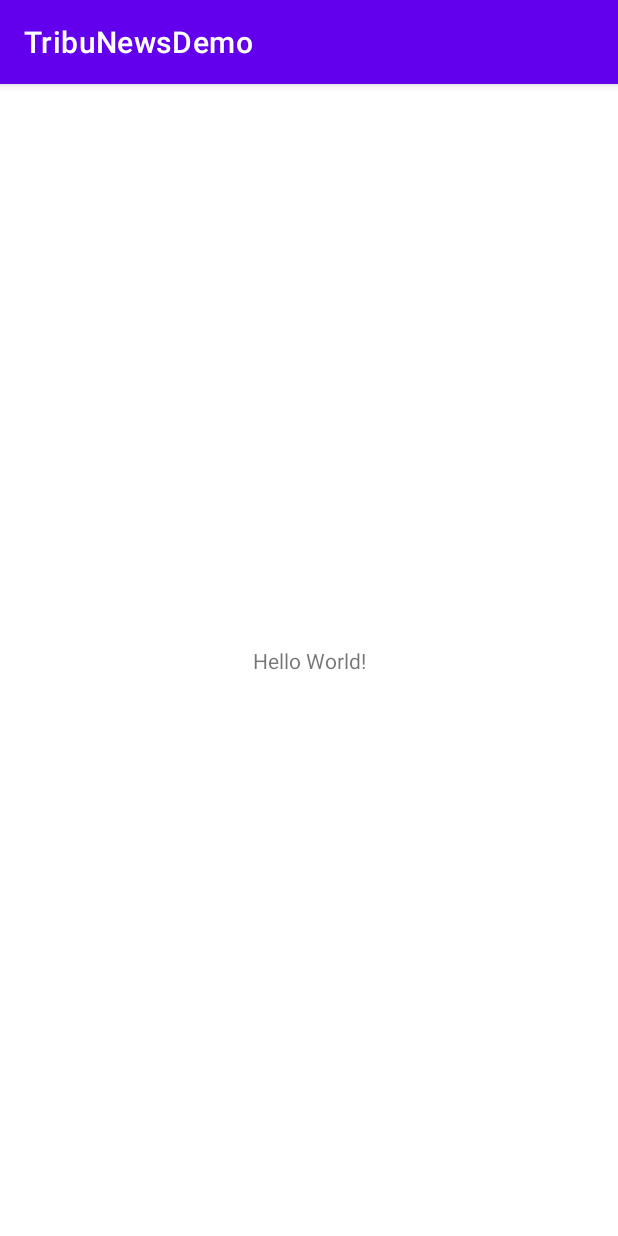
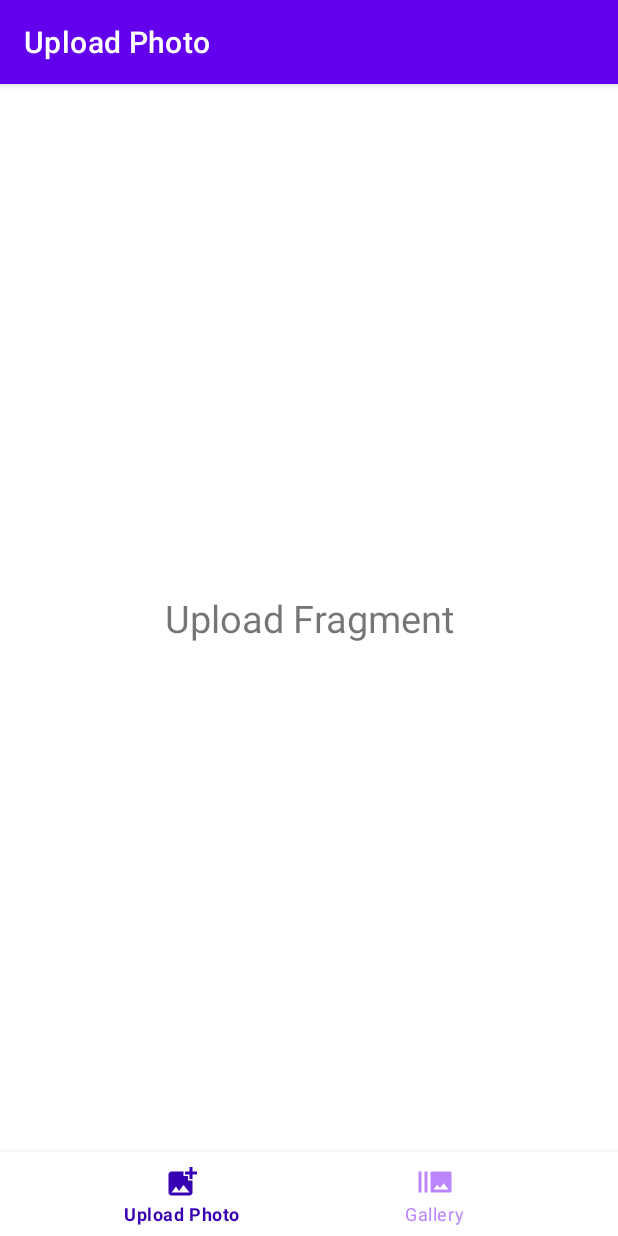
Before and after one commit to BenjaminSpoiden/TribuNewsDemo, an Android app: the screen it shows after launch (MainActivity), on a phone screen of 412 x 824 dp. Run offline under Robolectric (Android 15) with nearby library versions, the phone set to English and light mode, and no system bars; our stand-ins replace navigation-ui.

Commit message:
added nav_graph + bottom_navÃ

```diff
--- a/app/build.gradle
+++ b/app/build.gradle
@@ -39,6 +39,9 @@ dependencies {
     implementation 'androidx.appcompat:appcompat:1.2.0'
     implementation 'com.google.android.material:material:1.2.1'
     implementation 'androidx.constraintlayout:constraintlayout:2.0.2'
+    implementation 'androidx.navigation:navigation-fragment-ktx:2.2.2'
+    implementation 'androidx.navigation:navigation-ui-ktx:2.2.2'
+    implementation 'androidx.legacy:legacy-support-v4:1.0.0'
     testImplementation 'junit:junit:4.+'
     androidTestImplementation 'androidx.test.ext:junit:1.1.2'
     androidTestImplementation 'androidx.test.espresso:espresso-core:3.3.0'
--- /dev/null
+++ b/app/src/main/java/com/ben/tribunewsdemo/GalleryFragment.kt
@@ -0,0 +1,59 @@
+package com.ben.tribunewsdemo
+
+import android.os.Bundle
+import androidx.fragment.app.Fragment
+import android.view.LayoutInflater
+import android.view.View
+import android.view.ViewGroup
+
+// TODO: Rename parameter arguments, choose names that match
+// the fragment initialization parameters, e.g. ARG_ITEM_NUMBER
+private const val ARG_PARAM1 = "param1"
+private const val ARG_PARAM2 = "param2"
+
+/**
+ * A simple [Fragment] subclass.
+ * Use the [GalleryFragment.newInstance] factory method to
+ * create an instance of this fragment.
+ */
+class GalleryFragment : Fragment() {
+    // TODO: Rename and change types of parameters
+    private var param1: String? = null
+    private var param2: String? = null
+
+    override fun onCreate(savedInstanceState: Bundle?) {
+        super.onCreate(savedInstanceState)
+        arguments?.let {
+            param1 = it.getString(ARG_PARAM1)
+            param2 = it.getString(ARG_PARAM2)
+        }
+    }
+
+    override fun onCreateView(
+        inflater: LayoutInflater, container: ViewGroup?,
+        savedInstanceState: Bundle?
+    ): View? {
+        // Inflate the layout for this fragment
+        return inflater.inflate(R.layout.fragment_gallery, container, false)
+    }
+
+    companion object {
+        /**
+         * Use this factory method to create a new instance of
+         * this fragment using the provided parameters.
+         *
+         * @param param1 Parameter 1.
+         * @param param2 Parameter 2.
+         * @return A new instance of fragment GalleryFragment.
+         */
+        // TODO: Rename and change types and number of parameters
+        @JvmStatic
+        fun newInstance(param1: String, param2: String) =
+            GalleryFragment().apply {
+                arguments = Bundle().apply {
+                    putString(ARG_PARAM1, param1)
+                    putString(ARG_PARAM2, param2)
+                }
+            }
+    }
+}
--- a/app/src/main/java/com/ben/tribunewsdemo/MainActivity.kt
+++ b/app/src/main/java/com/ben/tribunewsdemo/MainActivity.kt
@@ -2,10 +2,23 @@ package com.ben.tribunewsdemo
 
 import androidx.appcompat.app.AppCompatActivity
 import android.os.Bundle
+import androidx.navigation.findNavController
+import androidx.navigation.ui.AppBarConfiguration
+import androidx.navigation.ui.setupActionBarWithNavController
+import androidx.navigation.ui.setupWithNavController
+import com.google.android.material.bottomnavigation.BottomNavigationView
 
 class MainActivity : AppCompatActivity() {
     override fun onCreate(savedInstanceState: Bundle?) {
         super.onCreate(savedInstanceState)
         setContentView(R.layout.activity_main)
+
+        val bottomNavView = findViewById<BottomNavigationView>(R.id.bottomNavigationView)
+        val navigationController = findNavController(R.id.fragment)
+
+        val appBarConfiguration = AppBarConfiguration(setOf(R.id.uploadPhotoFragment, R.id.galleryFragment))
+        setupActionBarWithNavController(navigationController, appBarConfiguration)
+
+        bottomNavView.setupWithNavController(navigationController)
     }
 }
--- /dev/null
+++ b/app/src/main/java/com/ben/tribunewsdemo/UploadPhotoFragment.kt
@@ -0,0 +1,59 @@
+package com.ben.tribunewsdemo
+
+import android.os.Bundle
+import androidx.fragment.app.Fragment
+import android.view.LayoutInflater
+import android.view.View
+import android.view.ViewGroup
+
+// TODO: Rename parameter arguments, choose names that match
+// the fragment initialization parameters, e.g. ARG_ITEM_NUMBER
+private const val ARG_PARAM1 = "param1"
+private const val ARG_PARAM2 = "param2"
+
+/**
+ * A simple [Fragment] subclass.
+ * Use the [UploadPhotoFragment.newInstance] factory method to
+ * create an instance of this fragment.
+ */
+class UploadPhotoFragment : Fragment() {
+    // TODO: Rename and change types of parameters
+    private var param1: String? = null
+    private var param2: String? = null
+
+    override fun onCreate(savedInstanceState: Bundle?) {
+        super.onCreate(savedInstanceState)
+        arguments?.let {
+            param1 = it.getString(ARG_PARAM1)
+            param2 = it.getString(ARG_PARAM2)
+        }
+    }
+
+    override fun onCreateView(
+        inflater: LayoutInflater, container: ViewGroup?,
+        savedInstanceState: Bundle?
+    ): View? {
+        // Inflate the layout for this fragment
+        return inflater.inflate(R.layout.fragment_upload_photo, container, false)
+    }
+
+    companion object {
+        /**
+         * Use this factory method to create a new instance of
+         * this fragment using the provided parameters.
+         *
+         * @param param1 Parameter 1.
+         * @param param2 Parameter 2.
+         * @return A new instance of fragment UploadPhotoFragment.
+         */
+        // TODO: Rename and change types and number of parameters
+        @JvmStatic
+        fun newInstance(param1: String, param2: String) =
+            UploadPhotoFragment().apply {
+                arguments = Bundle().apply {
+                    putString(ARG_PARAM1, param1)
+                    putString(ARG_PARAM2, param2)
+                }
+            }
+    }
+}
--- /dev/null
+++ b/app/src/main/res/drawable/bottom_nav_state_colors.xml
@@ -0,0 +1,13 @@
+<?xml version="1.0" encoding="utf-8"?>
+<selector xmlns:android="http://schemas.android.com/apk/res/android">
+
+    <item
+        android:state_checked="true"
+        android:color="@color/purple_700"
+    />
+
+    <item
+        android:state_checked="false"
+        android:color="@color/purple_200"
+    />
+</selector>
--- /dev/null
+++ b/app/src/main/res/drawable/ic_baseline_add_photo_alternate_24.xml
@@ -0,0 +1,10 @@
+<vector xmlns:android="http://schemas.android.com/apk/res/android"
+    android:width="24dp"
+    android:height="24dp"
+    android:viewportWidth="24"
+    android:viewportHeight="24"
+    android:tint="?attr/colorControlNormal">
+  <path
+      android:fillColor="@android:color/white"
+      android:pathData="M19,7v2.99s-1.99,0.01 -2,0L17,7h-3s0.01,-1.99 0,-2h3L17,2h2v3h3v2h-3zM16,11L16,8h-3L13,5L5,5c-1.1,0 -2,0.9 -2,2v12c0,1.1 0.9,2 2,2h12c1.1,0 2,-0.9 2,-2v-8h-3zM5,19l3,-4 2,3 3,-4 4,5L5,19z"/>
+</vector>
--- /dev/null
+++ b/app/src/main/res/drawable/ic_baseline_burst_mode_24.xml
@@ -0,0 +1,10 @@
+<vector xmlns:android="http://schemas.android.com/apk/res/android"
+    android:width="24dp"
+    android:height="24dp"
+    android:viewportWidth="24"
+    android:viewportHeight="24"
+    android:tint="?attr/colorControlNormal">
+  <path
+      android:fillColor="@android:color/white"
+      android:pathData="M1,5h2v14L1,19zM5,5h2v14L5,19zM22,5L10,5c-0.55,0 -1,0.45 -1,1v12c0,0.55 0.45,1 1,1h12c0.55,0 1,-0.45 1,-1L23,6c0,-0.55 -0.45,-1 -1,-1zM11,17l2.5,-3.15L15.29,16l2.5,-3.22L21,17L11,17z"/>
+</vector>
--- a/app/src/main/res/layout/activity_main.xml
+++ b/app/src/main/res/layout/activity_main.xml
@@ -1,18 +1,28 @@
 <?xml version="1.0" encoding="utf-8"?>
-<androidx.constraintlayout.widget.ConstraintLayout xmlns:android="http://schemas.android.com/apk/res/android"
+<RelativeLayout
+    xmlns:android="http://schemas.android.com/apk/res/android"
     xmlns:app="http://schemas.android.com/apk/res-auto"
     xmlns:tools="http://schemas.android.com/tools"
     android:layout_width="match_parent"
     android:layout_height="match_parent"
     tools:context=".MainActivity">
 
-    <TextView
-        android:layout_width="wrap_content"
+    <fragment
+        android:id="@+id/fragment"
+        android:name="androidx.navigation.fragment.NavHostFragment"
+        android:layout_width="match_parent"
+        android:layout_height="match_parent"
+        app:defaultNavHost="true"
+        android:layout_above="@id/bottomNavigationView"
+        app:navGraph="@navigation/nav_graph" />
+
+    <com.google.android.material.bottomnavigation.BottomNavigationView
+        android:id="@+id/bottomNavigationView"
+        android:layout_width="match_parent"
         android:layout_height="wrap_content"
-        android:text="Hello World!"
-        app:layout_constraintBottom_toBottomOf="parent"
-        app:layout_constraintLeft_toLeftOf="parent"
-        app:layout_constraintRight_toRightOf="parent"
-        app:layout_constraintTop_toTopOf="parent" />
+        android:layout_alignParentBottom="true"
+        app:itemIconTint="@drawable/bottom_nav_state_colors"
+        app:itemTextColor="@drawable/bottom_nav_state_colors"
+        app:menu="@menu/bottom_nav" />
 
-</androidx.constraintlayout.widget.ConstraintLayout>
+</RelativeLayout>
--- /dev/null
+++ b/app/src/main/res/layout/fragment_gallery.xml
@@ -0,0 +1,20 @@
+<?xml version="1.0" encoding="utf-8"?>
+<androidx.constraintlayout.widget.ConstraintLayout xmlns:android="http://schemas.android.com/apk/res/android"
+    xmlns:app="http://schemas.android.com/apk/res-auto"
+    xmlns:tools="http://schemas.android.com/tools"
+    android:layout_width="match_parent"
+    android:layout_height="match_parent"
+    tools:context=".GalleryFragment">
+
+    <!-- TODO: Update blank fragment layout -->
+    <TextView
+        android:layout_width="wrap_content"
+        android:layout_height="wrap_content"
+        android:text="Gallery Fragment"
+        android:textSize="25sp"
+        app:layout_constraintBottom_toBottomOf="parent"
+        app:layout_constraintEnd_toEndOf="parent"
+        app:layout_constraintStart_toStartOf="parent"
+        app:layout_constraintTop_toTopOf="parent" />
+
+</androidx.constraintlayout.widget.ConstraintLayout>
--- /dev/null
+++ b/app/src/main/res/layout/fragment_upload_photo.xml
@@ -0,0 +1,22 @@
+<?xml version="1.0" encoding="utf-8"?>
+<androidx.constraintlayout.widget.ConstraintLayout xmlns:android="http://schemas.android.com/apk/res/android"
+    xmlns:app="http://schemas.android.com/apk/res-auto"
+    xmlns:tools="http://schemas.android.com/tools"
+    android:layout_width="match_parent"
+    android:layout_height="match_parent"
+    tools:context=".UploadPhotoFragment">
+
+    <!-- TODO: Update blank fragment layout -->
+
+
+    <TextView
+        android:layout_width="wrap_content"
+        android:layout_height="wrap_content"
+        android:text="Upload Fragment"
+        android:textSize="25sp"
+        app:layout_constraintBottom_toBottomOf="parent"
+        app:layout_constraintEnd_toEndOf="parent"
+        app:layout_constraintStart_toStartOf="parent"
+        app:layout_constraintTop_toTopOf="parent" />
+
+</androidx.constraintlayout.widget.ConstraintLayout>
--- /dev/null
+++ b/app/src/main/res/menu/bottom_nav.xml
@@ -0,0 +1,20 @@
+<?xml version="1.0" encoding="utf-8"?>
+<menu xmlns:android="http://schemas.android.com/apk/res/android"
+    xmlns:app="http://schemas.android.com/apk/res-auto">
+
+    <item
+        android:id="@+id/uploadPhotoFragment"
+        android:enabled="true"
+        android:icon="@drawable/ic_baseline_add_photo_alternate_24"
+        android:title="@string/upload_photo"
+        app:showAsAction="ifRoom"
+    />
+
+    <item
+        android:id="@+id/galleryFragment"
+        android:enabled="true"
+        android:icon="@drawable/ic_baseline_burst_mode_24"
+        android:title="@string/gallery"
+        app:showAsAction="ifRoom"
+    />
+</menu>
--- /dev/null
+++ b/app/src/main/res/navigation/nav_graph.xml
@@ -0,0 +1,18 @@
+<?xml version="1.0" encoding="utf-8"?>
+<navigation xmlns:android="http://schemas.android.com/apk/res/android"
+    xmlns:app="http://schemas.android.com/apk/res-auto"
+    xmlns:tools="http://schemas.android.com/tools"
+    android:id="@+id/nav_graph"
+    app:startDestination="@id/uploadPhotoFragment">
+
+    <fragment
+        android:id="@+id/uploadPhotoFragment"
+        android:name="com.ben.tribunewsdemo.UploadPhotoFragment"
+        android:label="@string/upload_photo"
+        tools:layout="@layout/fragment_upload_photo" />
+    <fragment
+        android:id="@+id/galleryFragment"
+        android:name="com.ben.tribunewsdemo.GalleryFragment"
+        android:label="@string/gallery"
+        tools:layout="@layout/fragment_gallery" />
+</navigation>
--- a/app/src/main/res/values/strings.xml
+++ b/app/src/main/res/values/strings.xml
@@ -1,3 +1,7 @@
 <resources>
     <string name="app_name">TribuNewsDemo</string>
+    <string name="upload_photo">Upload Photo</string>
+    <string name="gallery">Gallery</string>
+    <!-- TODO: Remove or change this placeholder text -->
+    <string name="hello_blank_fragment">Hello blank fragment</string>
 </resources>
```
